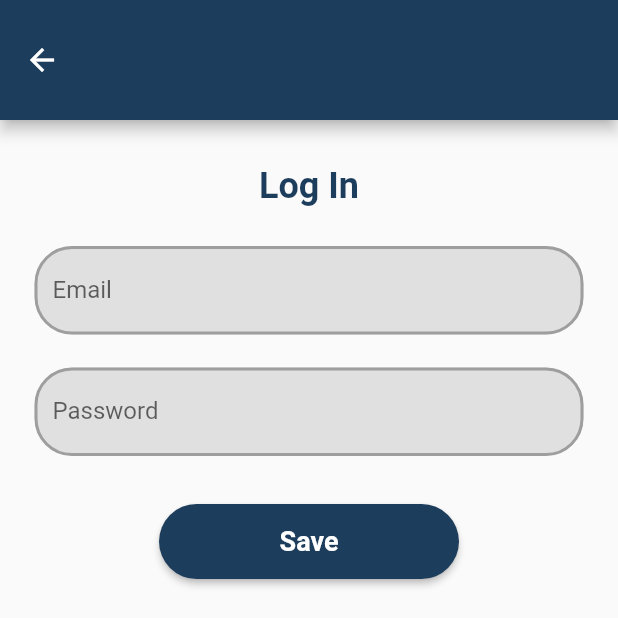
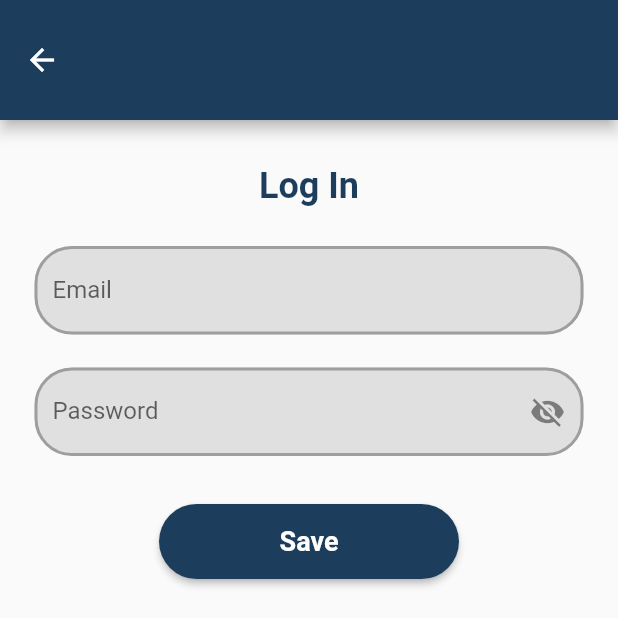
Before and after one commit to matildesimoes/TraceBack-Application, a Flutter app: the LoginPage screen opened directly, on a phone screen of 412 x 824 dp, the top half of it. Run offline on Flutter 3.47's test engine with Material 2 defaults, Android fonts, the phone set to English and light mode, and no system bars; our stand-ins replace dropdown_textfield, google_maps_flutter, google_nav_bar, image_picker, location; missing offline and left inert: dart:ffi, geocoder, textfield_tags.

Commit message:
fix visibility

```diff
--- a/app/lib/authentication/login.dart
+++ b/app/lib/authentication/login.dart
@@ -135,6 +135,7 @@ class _EditBoxState extends State<EditBox> {
 
   @override
   Widget build(BuildContext context) {
+    bool isPassword = widget.text == 'Password';
     return Container(
       margin: EdgeInsets.only(top: 8),
       padding: EdgeInsets.all(2),
@@ -143,6 +144,7 @@ class _EditBoxState extends State<EditBox> {
         keyboardType: widget.text == 'Email'
             ? TextInputType.emailAddress
             : TextInputType.text,
+        obscureText: isPassword ? obscureText : false,
         decoration: InputDecoration(
           label: Text(widget.text),
           hintText: widget.hintText,
@@ -164,6 +166,18 @@ class _EditBoxState extends State<EditBox> {
               style: BorderStyle.solid,
             ),
           ),
+          suffixIcon: isPassword
+              ? IconButton(
+            icon: Icon(obscureText
+                ? Icons.visibility_off
+                : Icons.visibility),
+            onPressed: () {
+              setState(() {
+                obscureText = !obscureText;
+              });
+            },
+          )
+              : null,
         ),
       ),
     );
```
